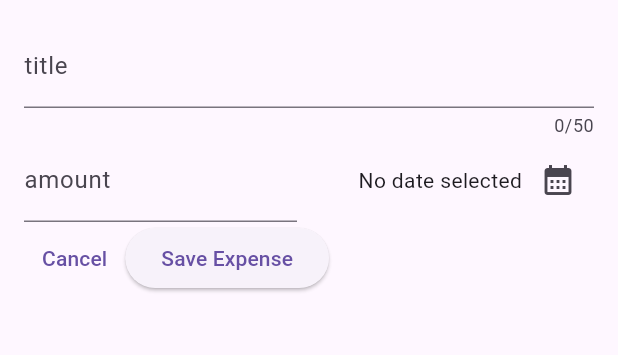
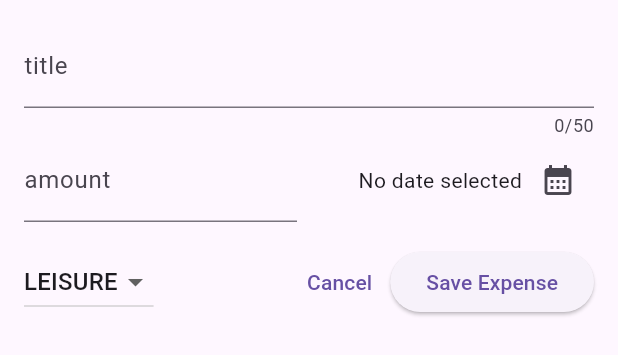
Before and after one commit to gatoknas/expense_tracker, a Flutter app: the NewExpense widget shown alone on an empty page, opened directly, on a phone screen of 412 x 824 dp. Shown: the top 355 px of the screen. Run offline on Flutter 3.47's test engine with Material 2 defaults, Android fonts, the phone set to English and light mode, and no system bars.

Commit message:
Dropdown added

```diff
--- a/expense_tracker/lib/widgets/new_expense.dart
+++ b/expense_tracker/lib/widgets/new_expense.dart
@@ -1,5 +1,6 @@
 import 'package:flutter/material.dart';
 import 'package:intl/intl.dart';
+import 'package:expense_tracker/models/expense.dart';
 
 final formatter = DateFormat.yMd();
 
@@ -12,6 +13,7 @@ class NewExpense extends StatefulWidget {
 
 class _NewExpenseState extends State<NewExpense> {
   DateTime? _selectedDate;
+  Category _selectedCategory = Category.leisure;
 
   @override
   Widget build(BuildContext context) {
@@ -57,8 +59,32 @@ class _NewExpenseState extends State<NewExpense> {
               )),
             ],
           ),
+          const SizedBox(
+            height: 16,
+          ),
           Row(
             children: [
+              DropdownButton(
+                  value: _selectedCategory,
+                  items: Category.values
+                      .map(
+                        (category) => DropdownMenuItem(
+                          value: category,
+                          child: Text(
+                            category.name.toUpperCase(),
+                          ),
+                        ),
+                      )
+                      .toList(),
+                  onChanged: (value) {
+                    if (value == null) {
+                      return;
+                    }
+                    setState(() {
+                      _selectedCategory = value;
+                    });
+                  }),
+              const Spacer(),
               TextButton(
                   onPressed: () {
                     Navigator.pop(context);
```
